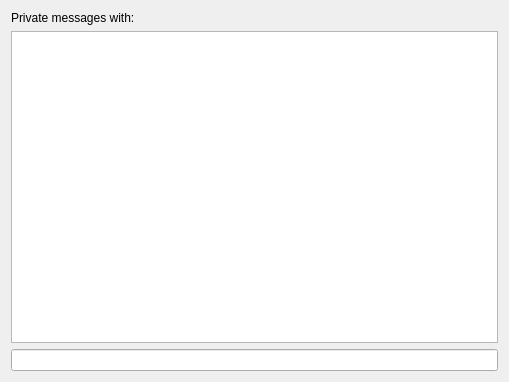
Old version of the form dialogprivatemessaging.ui in the repository tjohnman/Obsession.
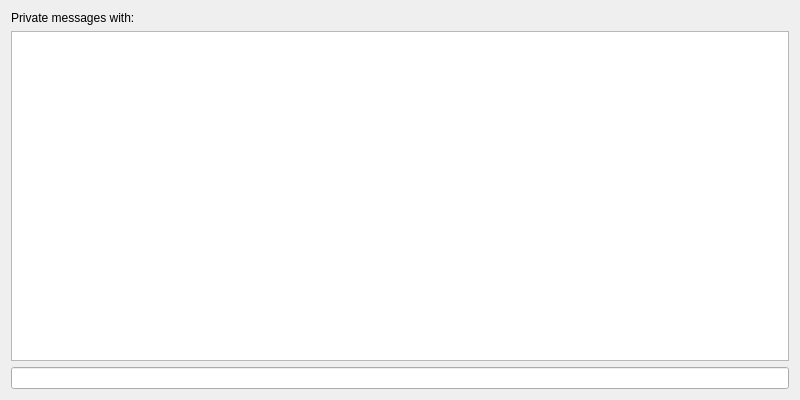
New version of the form.

The edit to the form file:
```diff
--- a/dialogprivatemessaging.ui
+++ b/dialogprivatemessaging.ui
@@ -6,8 +6,8 @@
    <rect>
     <x>0</x>
     <y>0</y>
-    <width>509</width>
-    <height>382</height>
+    <width>800</width>
+    <height>400</height>
    </rect>
   </property>
   <property name="minimumSize">
```
